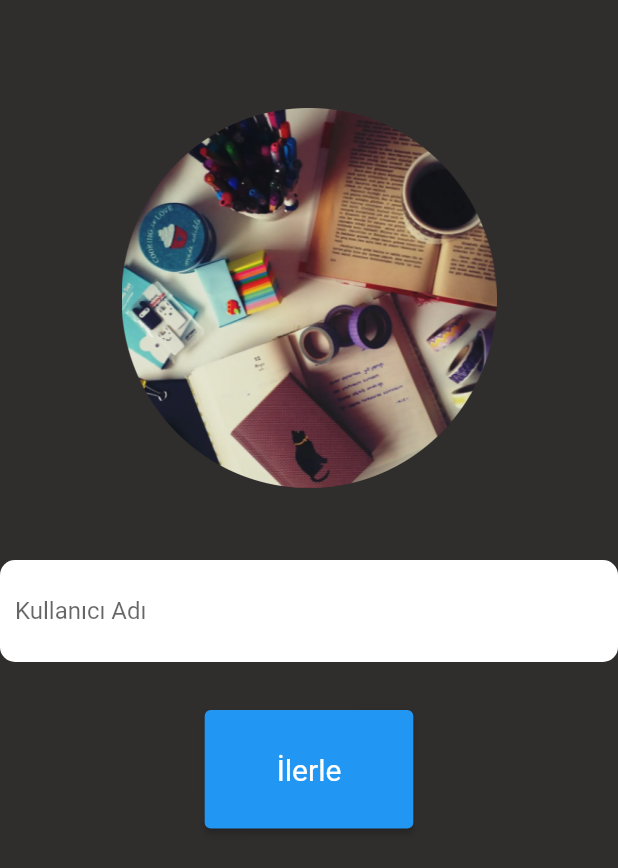
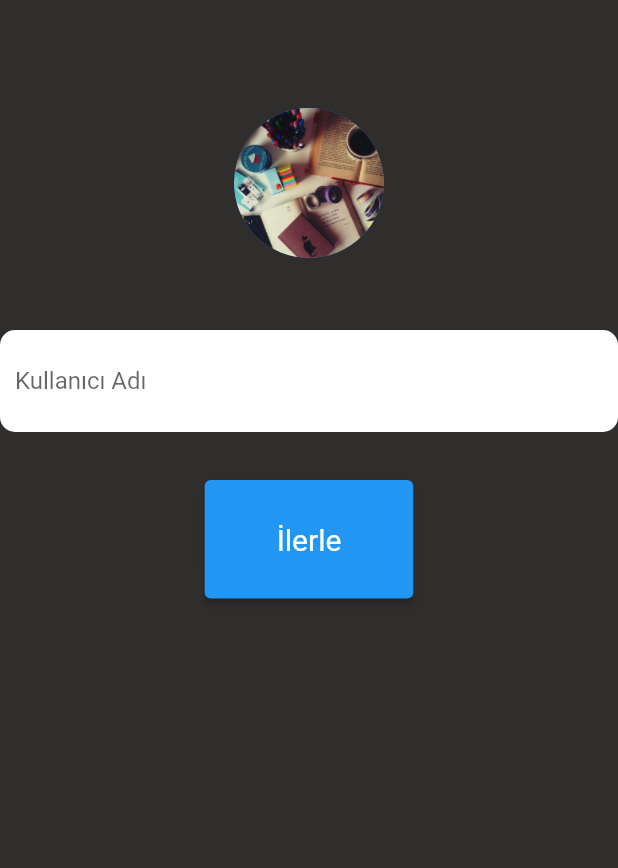
Before and after one commit to denizhanaydinli/kpsssorulab, a Flutter app: the screen it shows after launch, on a phone screen of 412 x 824 dp. Shown: the top 868 px of the screen. Run offline on Flutter 3.47's test engine with Material 2 defaults, Android fonts, the light colour scheme and no system bars.

Commit message:
avatar ekranından seçilen resimin login ekranında daire olarak dönmesi sağlandı

```diff
--- a/lib/login.dart
+++ b/lib/login.dart
@@ -65,10 +65,11 @@ class _LoginScreenState extends State<LoginScreen> {
                          });
                        }
                       },
-                      child :Image.asset(
-                        selectedAvatar,
-                        scale: 3.0,
-                        fit: BoxFit.scaleDown,
+                      child: CircleAvatar( // Yeni avatarı yuvarlak olarak göstermek için CircleAvatar kullanın
+                        backgroundImage: AssetImage(
+                          selectedAvatar,
+                        ),
+                        radius: 50.0,
                       ),
                     ),
 
```
Also changed, not shown: lib/avatar.dart (+5 -3 lines).
